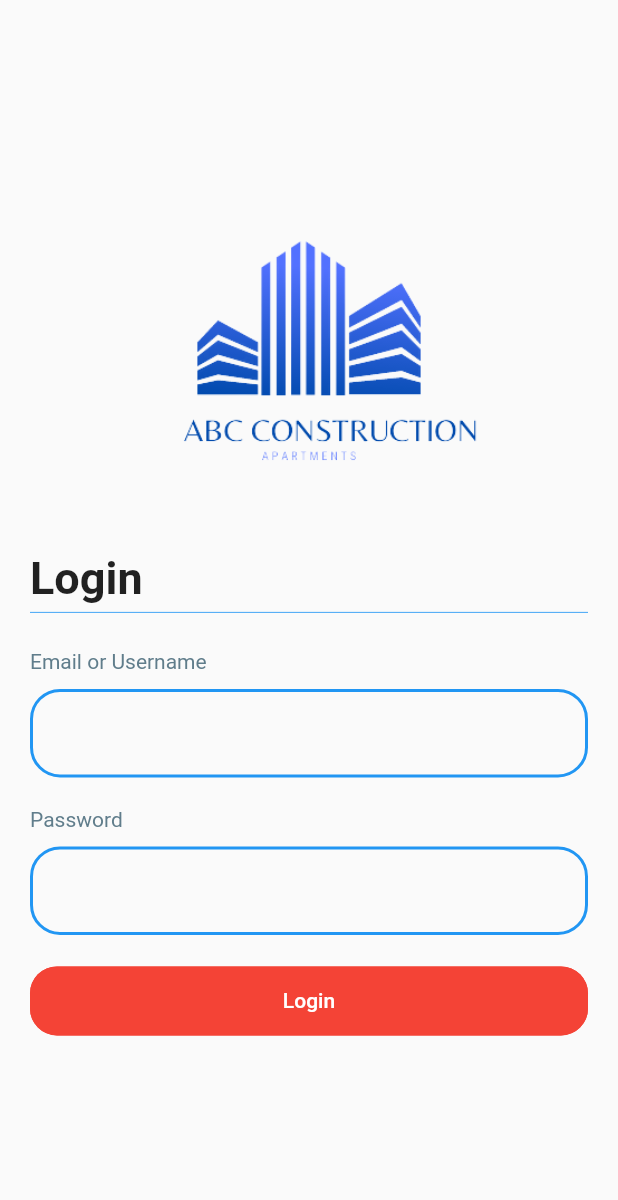
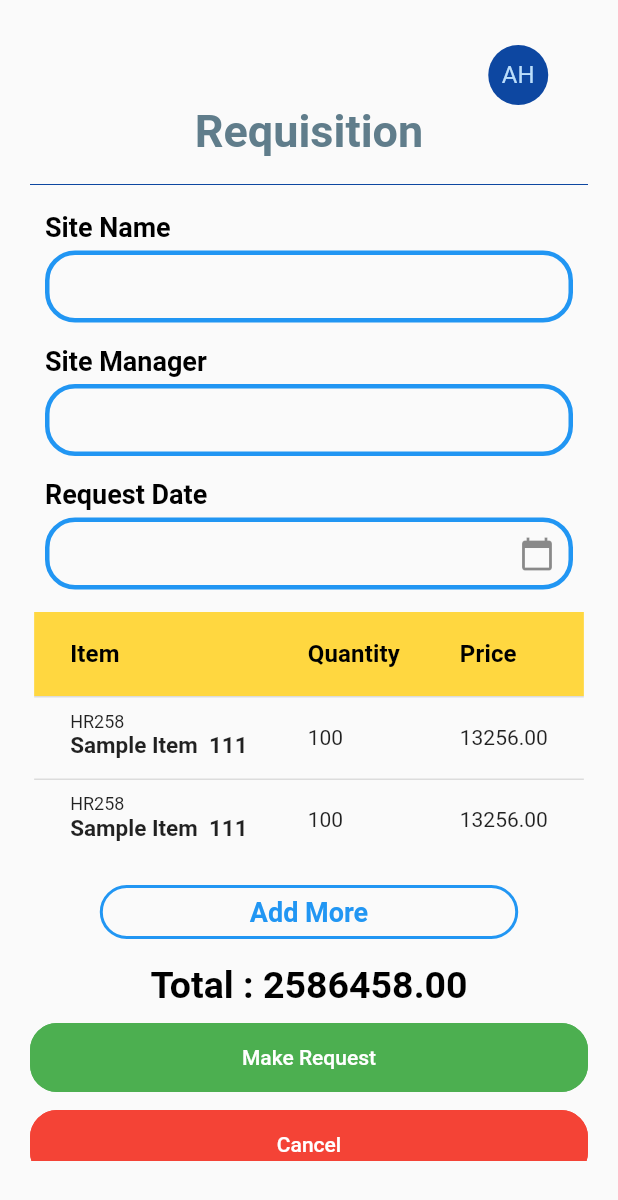
Before and after one commit to nethsaraLiyanage/CSSE-Project, a Flutter app: the screen it shows after launch, on a phone screen of 412 x 824 dp. Shown: the top 1200 px of the screen. Run offline on Flutter 3.47's test engine with Material 2 defaults, Android fonts, the phone set to English and light mode, and no system bars.

Commit message:
Requisition page UI 100%

```diff
--- a/mobile_app/csse_app/lib/main.dart
+++ b/mobile_app/csse_app/lib/main.dart
@@ -1,6 +1,7 @@
 import 'package:csse_app/pages/Dashboard.dart';
 import 'package:csse_app/pages/Inventory.dart';
 import 'package:csse_app/pages/Login.dart';
+import 'package:csse_app/pages/Requisition.dart';
 import 'package:flutter/material.dart';
 
 void main() {
@@ -15,11 +16,12 @@ class MyApp extends StatelessWidget {
   Widget build(BuildContext context) {
     return MaterialApp(
       debugShowCheckedModeBanner: false,
-      initialRoute: '/login',
+      initialRoute: '/requisition',
       routes: {
         '/login': (context) => Login(),
         '/dash' : (context) => Dashboard(),
         '/inventory' : (context) => Inventory(),
+        '/requisition' : (context) => Requisition(),
         },
     );
   }
--- /dev/null
+++ b/mobile_app/csse_app/lib/pages/Requisition.dart
@@ -0,0 +1,438 @@
+import 'package:flutter/cupertino.dart';
+import 'package:flutter/gestures.dart';
+import 'package:flutter/material.dart';
+import 'package:intl/intl.dart';
+
+class Requisition extends StatelessWidget {
+  Requisition({Key? key}) : super(key: key);
+  final TextEditingController _Datecontroller = TextEditingController();
+  DateTime _requestDateDate = DateTime.now();
+
+  @override
+  Widget build(BuildContext context) {
+    return Scaffold(
+      body: Padding(
+        padding: const EdgeInsets.fromLTRB(20.0, 30.0, 20.0, 50.0),
+        child: SingleChildScrollView(
+          child: Column(
+            crossAxisAlignment: CrossAxisAlignment.start,
+            children: [
+              Row(
+                children: [
+                  Expanded(flex: 1, child: Text('')),
+                  Expanded(flex: 1, child: Text('')),
+                  Expanded(
+                    flex: 1,
+                    child: Text(''),
+                  ),
+                  Expanded(
+                      flex: 1,
+                      child: CircleAvatar(
+                        backgroundColor: Colors.blue[900],
+                        child: const Text('AH'),
+                      ))
+                ],
+              ),//Log Details
+              Row(
+                children: [
+                  Expanded(
+                      child: Container(
+                        child: Center(
+                          child: Text(
+                            'Requisition',
+                            style: TextStyle(
+                                fontWeight: FontWeight.bold,
+                                fontSize: 30,
+                                color: Colors.blueGrey),
+                          ),
+                        ),
+                      )
+                  )
+                ],
+              ),//Title
+              space10(),
+              Divider(color: Colors.blue[900]),
+              space10(),
+              Row(
+                children: [
+                  Expanded(
+                      child: Container(
+                          child: Padding(
+                            padding: EdgeInsets.fromLTRB(10.0, 0.0, 10.0, 0.0),
+                            child: Text(
+                              'Site Name',
+                              style: TextStyle(
+                                  fontWeight: FontWeight.bold,
+                                  fontSize: 18,
+                                  color: Colors.black),
+                            ),
+                          )
+                      )
+                  )
+                ],
+              ),
+              Row(
+                children: [
+                  Expanded(
+                    child: Padding(
+                      padding: EdgeInsets.fromLTRB(10.0, 5.0, 10.0, 5.0),
+                      child: TextFormField(
+                        // The validator receives the text that the user has entered.
+                        validator: (value) {
+                          if (value == null || value.isEmpty) {
+                            return 'Please enter some text';
+                          }
+                          return null;
+                        },
+                        decoration: new InputDecoration(
+                          contentPadding: EdgeInsets.fromLTRB(30.0, 0.0, 0.0, 10.0),
+                          focusedBorder: OutlineInputBorder(
+                              borderSide: BorderSide(color: Colors.blue, width: 3.0),
+                              borderRadius: BorderRadius.circular(20)
+                          ),
+                          enabledBorder: OutlineInputBorder(
+                              borderSide: BorderSide(color: Colors.blue, width: 3.0),
+                              borderRadius: BorderRadius.circular(20)
+                          ),
+                        ),
+                      ),
+                    ),
+                  ),
+                ],
+              ),
+              space10(),
+              Row(
+                children: [
+                  Expanded(
+                      child: Container(
+                          child: Padding(
+                            padding: EdgeInsets.fromLTRB(10.0, 0.0, 10.0, 0.0),
+                            child: Text(
+                              'Site Manager',
+                              style: TextStyle(
+                                  fontWeight: FontWeight.bold,
+                                  fontSize: 18,
+                                  color: Colors.black),
+                            ),
+                          )
+                      )
+                  )
+                ],
+              ),
+              Row(
+                children: [
+                  Expanded(
+                    child: Padding(
+                      padding: EdgeInsets.fromLTRB(10.0, 5.0, 10.0, 5.0),
+                      child: TextFormField(
+                        // The validator receives the text that the user has entered.
+                        validator: (value) {
+                          if (value == null || value.isEmpty) {
+                            return 'Please enter some text';
+                          }
+                          return null;
+                        },
+                        decoration: new InputDecoration(
+                          contentPadding: EdgeInsets.fromLTRB(30.0, 0.0, 0.0, 10.0),
+                          focusedBorder: OutlineInputBorder(
+                              borderSide: BorderSide(color: Colors.blue, width: 3.0),
+                              borderRadius: BorderRadius.circular(20)
+                          ),
+                          enabledBorder: OutlineInputBorder(
+                              borderSide: BorderSide(color: Colors.blue, width: 3.0),
+                              borderRadius: BorderRadius.circular(20)
+                          ),
+                        ),
+                      ),
+                    ),
+                  ),
+                ],
+              ),
+              space10(),
+              Row(
+                children: [
+                  Expanded(
+                      child: Container(
+                        child: Padding(
+                          padding: EdgeInsets.fromLTRB(10.0, 0.0, 10.0, 0.0),
+                          child: Text(
+                            'Request Date',
+                            style: TextStyle(
+                                fontWeight: FontWeight.bold,
+                                fontSize: 18,
+                                color: Colors.black),
+                          ),
+                        )
+                      )
+                  )
+                ],
+              ),
+              Row(
+                children: [
+                  Expanded(
+                    child: Padding(
+                      padding: EdgeInsets.fromLTRB(10.0, 5.0, 10.0, 5.0),
+                      child: TextFormField(
+                          controller: _Datecontroller,
+                        // The validator receives the text that the user has entered.
+                        validator: (value) {
+                          if (value == null || value.isEmpty) {
+                            return 'Please Enter the request date';
+                          }
+                          return null;
+                        },
+                        decoration: new InputDecoration(
+                          contentPadding: EdgeInsets.fromLTRB(30.0, 0.0, 0.0, 10.0),
+                          focusedBorder: OutlineInputBorder(
+                              borderSide: BorderSide(color: Colors.blue, width: 3.0),
+                              borderRadius: BorderRadius.circular(20)
+                          ),
+
+                          enabledBorder: OutlineInputBorder(
+                              borderSide: BorderSide(color: Colors.blue, width: 3.0),
+                              borderRadius: BorderRadius.circular(20)
+                          ),
+                          suffixIcon: IconButton(
+                            onPressed: (){},
+                            icon: Icon(Icons.calendar_today),
+                          ),
+                        ),
+                        readOnly: true,
+                        onTap: () async {
+                          final date = await showDatePicker(
+                              context: context,
+                              firstDate: DateTime(1960),
+                              initialDate: DateTime.now(),
+                              lastDate: DateTime(2100));
+                          if (date != null) {
+                            _requestDateDate = date;
+                            _Datecontroller
+                              ..text = DateFormat.yMMMd().format(_requestDateDate)
+                              ..selection = TextSelection.fromPosition(TextPosition(
+                                  offset: _Datecontroller.text.length,
+                                  affinity: TextAffinity.upstream));
+                          }
+                        },
+
+                      ),
+                    ),
+                  ),
+                ],
+              ),
+              space10(),
+              Container(
+                child: Center(
+                  child: DataTable(
+                      headingRowColor: MaterialStateColor.resolveWith((states) {return Colors.amberAccent;},),
+                      columns: [
+                        DataColumn(
+                            label: Text('Item',
+                                style: TextStyle(
+                                    fontSize: 16,
+                                    fontWeight: FontWeight.bold))),
+                        DataColumn(
+                            label: Text('Quantity',
+                                style: TextStyle(
+                                    fontSize: 16,
+                                    fontWeight: FontWeight.bold))),
+                        DataColumn(
+                            label: Text('Price',
+                                style: TextStyle(
+                                    fontSize: 16,
+                                    fontWeight: FontWeight.bold))),
+
+                      ],
+                      rows: [
+                        DataRow(
+                          cells: [
+                            DataCell(
+                                Padding(
+                                  padding: EdgeInsets.fromLTRB(0.0, 10.0, 0.0, 10.0),
+                                  child: Column(
+                                    children: [
+                                      Row(
+                                        children: [
+                                          Expanded(
+                                              child: Container(
+                                                child: Text('HR258', style: TextStyle(fontSize: 12)),
+                                              )
+                                          )
+                                        ],
+                                      ),
+                                      Row(
+                                        children: [
+                                          Expanded(
+                                              child: Container(
+                                                child: Text('Sample Item  111', style: TextStyle(fontSize: 15 , fontWeight: FontWeight.bold)),
+                                              )
+                                          )
+                                        ],
+                                      )
+                                    ],
+                                  ),
+                                )
+                            ),
+                            DataCell(Text('100', style: TextStyle(fontSize: 14))),
+                            DataCell(Text('13256.00', style: TextStyle(fontSize: 14))),
+                          ],
+
+                        ),
+                        DataRow(
+                          cells: [
+                            DataCell(
+                                Padding(
+                                  padding: EdgeInsets.fromLTRB(0.0, 10.0, 0.0, 10.0),
+                                  child: Column(
+                                    children: [
+                                      Row(
+                                        children: [
+                                          Expanded(
+                                              child: Container(
+                                                child: Text('HR258', style: TextStyle(fontSize: 12)),
+                                              )
+                                          )
+                                        ],
+                                      ),
+                                      Row(
+                                        children: [
+                                          Expanded(
+                                              child: Container(
+                                                child: Text('Sample Item  111', style: TextStyle(fontSize: 15 , fontWeight: FontWeight.bold)),
+                                              )
+                                          )
+                                        ],
+                                      )
+                                    ],
+                                  ),
+                                )
+                            ),
+                            DataCell(Text('100', style: TextStyle(fontSize: 14))),
+                            DataCell(Text('13256.00', style: TextStyle(fontSize: 14))),
+                          ],
+
+                        ),
+                      ],
+                      dataRowHeight: 55,
+                      columnSpacing: 40.0
+                  ),
+                ),
+              ),
+              space10(),
+              Row(
+                children: [
+                  Expanded(
+                      child: Container(
+                        child: Center(
+                          child: OutlinedButton(
+                            style: OutlinedButton.styleFrom(
+                              shape: RoundedRectangleBorder(
+                                borderRadius: BorderRadius.circular(25.0),
+                              ),
+                              side: BorderSide(
+                                  width: 2,
+                                  color: Colors.blue
+                              ),
+                              padding: EdgeInsets.fromLTRB(100, 0, 100, 0),
+                            ),
+                            onPressed: () {},
+                            child: Text(
+                                'Add More',
+                                style: TextStyle(
+                                    fontSize: 18,
+                                    fontWeight: FontWeight.bold,
+                                    color: Colors.blue
+                                )
+                            ),
+                        ),
+                      ),
+                  ),
+                  )
+                ],
+              ),
+              space10(),
+              Row(
+                children: [
+                  Expanded(
+                    child: Container(
+                      child: Center(
+                        child: Text(
+                          'Total : 2586458.00',
+                          style: TextStyle(
+                              fontWeight: FontWeight.bold,
+                              fontSize: 25,
+                              color: Colors.black),
+                        ),
+                      ),
+                    ),
+                  )
+                ],
+              ),
+              space10(),
+              Row(
+                children: [
+                  Expanded(
+                    flex: 1,
+                    child: TextButton(
+                      child: Text('Make Request'),
+                      style: ButtonStyle(
+                          padding: MaterialStateProperty.all<EdgeInsets>(
+                              EdgeInsets.all(15)),
+                          foregroundColor:
+                          MaterialStateProperty.all<Color>(Colors.white),
+                          backgroundColor:
+                          MaterialStateProperty.all(Colors.green),
+                          shape:
+                          MaterialStateProperty.all<RoundedRectangleBorder>(
+                              RoundedRectangleBorder(
+                                  borderRadius: BorderRadius.circular(18.0),
+                                  side: BorderSide(color: Colors.green)))),
+                      onPressed: () => {Navigator.pushNamed(context, '/dash')},
+                    ),
+                  )
+                ],
+              ),
+              space10(),
+              Row(
+                children: [
+                  Expanded(
+                    flex: 1,
+                    child: TextButton(
+                      child: Text('Cancel'),
+                      style: ButtonStyle(
+                          padding: MaterialStateProperty.all<EdgeInsets>(
+                              EdgeInsets.all(15)),
+                          foregroundColor:
+                          MaterialStateProperty.all<Color>(Colors.white),
+                          backgroundColor:
+                          MaterialStateProperty.all(Colors.red),
+                          shape:
+                          MaterialStateProperty.all<RoundedRectangleBorder>(
+                              RoundedRectangleBorder(
+                                  borderRadius: BorderRadius.circular(18.0),
+                                  side: BorderSide(color: Colors.red)))),
+                      onPressed: () => {Navigator.pushNamed(context, '/dash')},
+                    ),
+                  )
+                ],
+              ),
+              space10(),
+            ],
+          ),
+        ),
+      ),
+    );
+  }
+}
+
+class space10 extends StatelessWidget {
+  const space10({
+    Key? key,
+  }) : super(key: key);
+
+  @override
+  Widget build(BuildContext context) {
+    return SizedBox(
+      height: 10,
+    );
+  }
+}
--- a/mobile_app/csse_app/pubspec.yaml
+++ b/mobile_app/csse_app/pubspec.yaml
@@ -34,6 +34,7 @@ dependencies:
   # The following adds the Cupertino Icons font to your application.
   # Use with the CupertinoIcons class for iOS style icons.
   cupertino_icons: ^1.0.2
+  intl: ^0.17.0
 
 dev_dependencies:
   flutter_test:
```
Also changed, not shown: mobile_app/csse_app/pubspec.lock.
